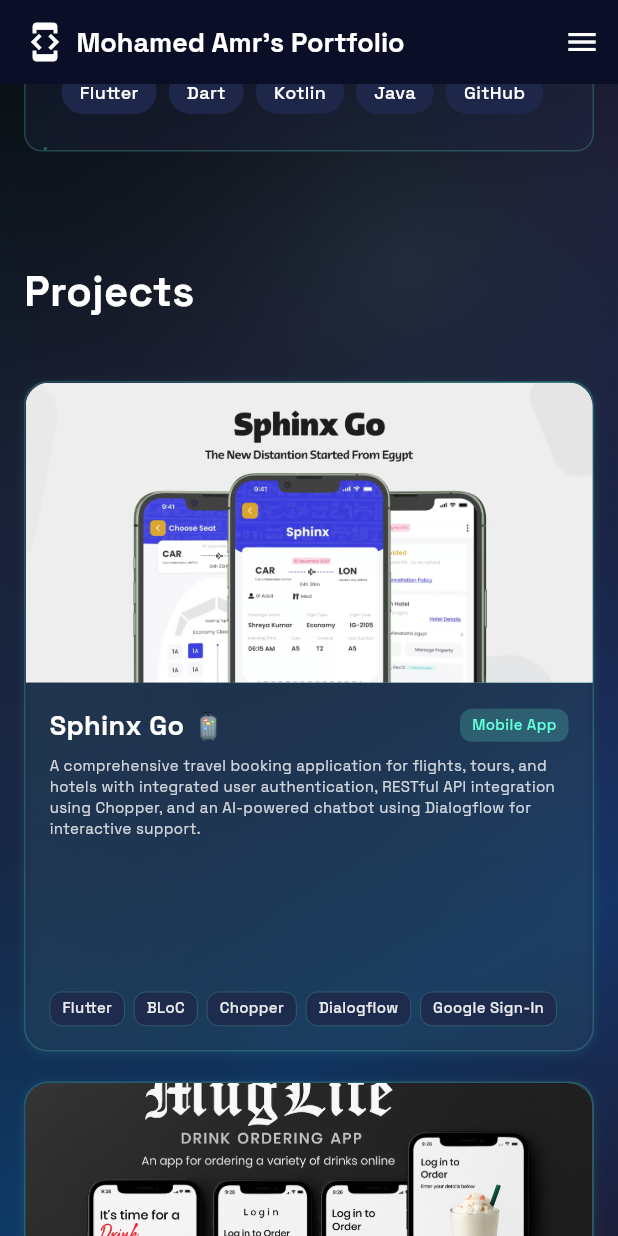
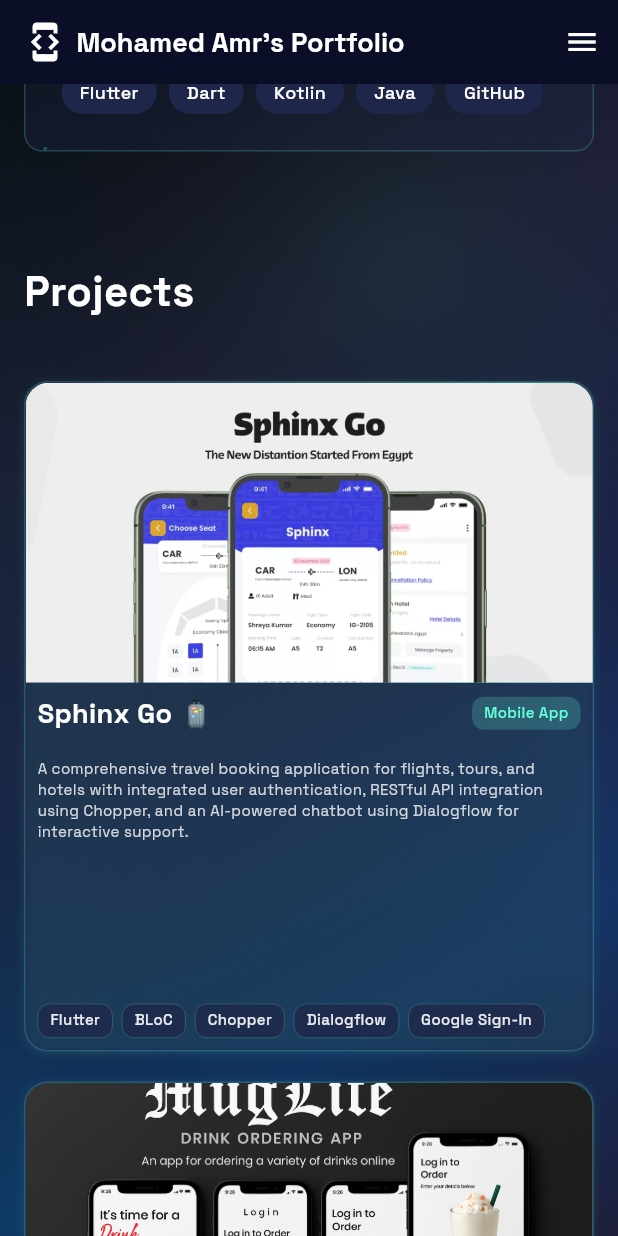
Before and after one commit to mohamedamrr13/mohamed_amr_portfolio, a Flutter app: the screen it shows after launch, scrolled down 1152 dp, on a phone screen of 412 x 824 dp. Run offline on Flutter 3.47's test engine with Material 3 defaults, Android fonts, the phone set to English and light mode, and no system bars; drawn by our look-alikes of flutter_animate; our stand-ins replace animated_text_kit, flutter_staggered_animations, flutter_svg, lottie, visibility_detector.

Commit message:
fix projects section

```diff
--- a/lib/features/home/presentation/sections/projects_section.dart
+++ b/lib/features/home/presentation/sections/projects_section.dart
@@ -277,7 +277,7 @@ class _ProjectCardState extends State<ProjectCard>
                   Expanded(
                     child: Padding(
                       padding: EdgeInsets.all(
-                        Responsive.isMobile(context) ? 16.0 : 20.0,
+                        Responsive.isMobile(context) ? 8.0 : 20.0,
                       ), // Responsive padding
                       child: Column(
                         crossAxisAlignment: CrossAxisAlignment.start,
@@ -287,6 +287,8 @@ class _ProjectCardState extends State<ProjectCard>
                             height: Responsive.isMobile(context) ? 8 : 12,
                           ), // Responsive spacing
                           Expanded(
+                            child: Padding(
+                              padding:  EdgeInsets.symmetric(vertical: Responsive.isMobile(context) ? 10.0 :0),
                               child: CustomText(
                                 widget.project['description'],
                                 fontSize:
@@ -298,6 +300,7 @@ class _ProjectCardState extends State<ProjectCard>
                                 color: AppColors.white.withOpacity(0.8),
 
                                 overflow: TextOverflow.ellipsis,
+                              ),
                             ),
                           ),
                           if (Responsive.isMobile(context))
```
Also changed, not shown: 3 other files. Lines whose indentation alone changed are shown as unchanged.
